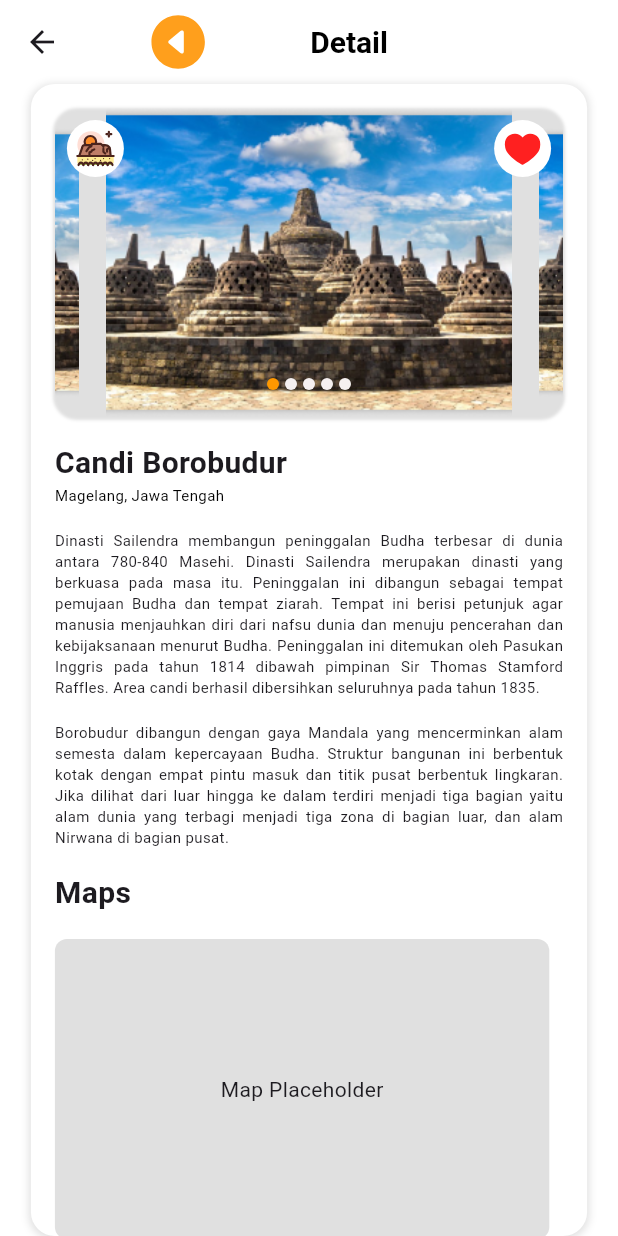
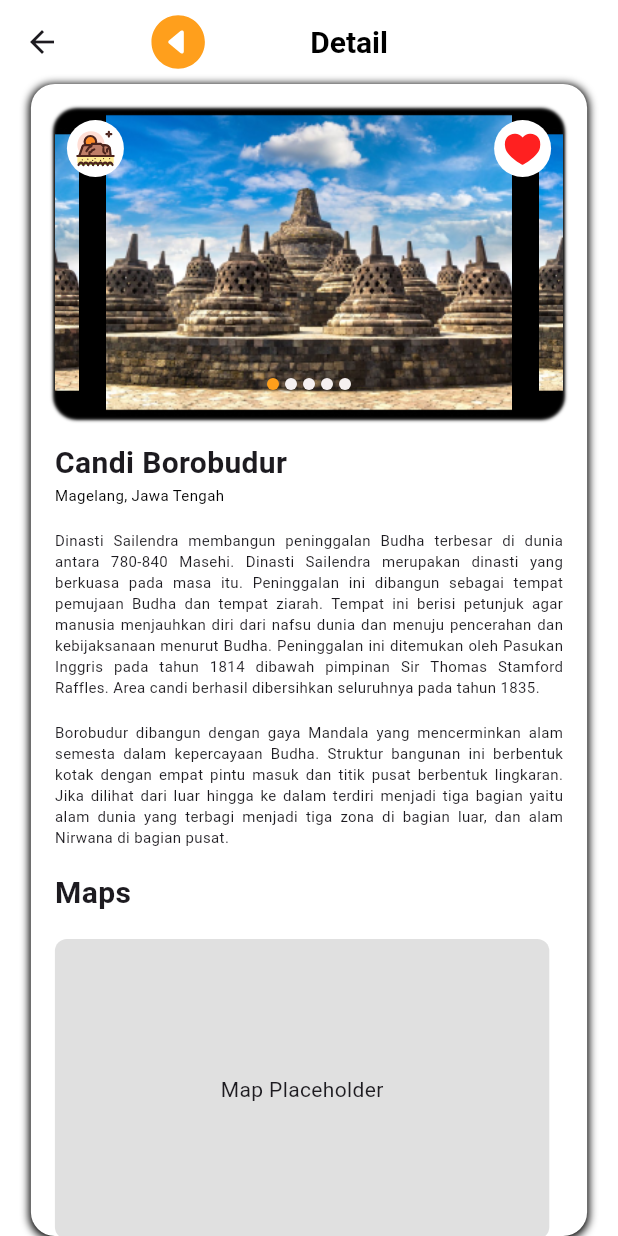
Before and after one commit to NabilMQ/Travelin, a Flutter app: the DetailTravel screen opened directly, on a phone screen of 412 x 824 dp. Run offline on Flutter 3.47's test engine with Material 3 defaults, Android fonts, the phone set to English and light mode, and no system bars; drawn by our look-alikes of carousel_slider; our stand-ins replace animated_custom_dropdown, cloud_firestore, firebase_auth, firebase_core, flutter_svg; accounts and stored records are empty; Roboto replaces fonts that are missing (Poppins).

Commit message:
Refactor dan Update Halaman Detail Travel

```diff
--- a/lib/view/detailTravel/detail_travel.dart
+++ b/lib/view/detailTravel/detail_travel.dart
@@ -2,6 +2,7 @@ import 'package:flutter/material.dart';
 import 'package:flutter/services.dart';
 import 'package:flutter_svg/flutter_svg.dart';
 import 'package:carousel_slider/carousel_slider.dart';
+import 'package:travelin/controller/color_controller.dart';
 
 class DetailTravel extends StatefulWidget {
   DetailTravel({Key? key}) : super(key: key);
@@ -37,9 +38,9 @@ class _DetailTravelState extends State<DetailTravel> {
     final screenWidth = MediaQuery.of(context).size.width;
 
     return Scaffold(
-      backgroundColor: Colors.white,
+      backgroundColor: getWhiteColor,
       appBar: AppBar(
-        backgroundColor: Colors.transparent,
+        backgroundColor: getTransparentColor,
         elevation: 0,
         title: Row(
           mainAxisAlignment: MainAxisAlignment.center,
@@ -53,7 +54,7 @@ class _DetailTravelState extends State<DetailTravel> {
             const SizedBox(width: 64), // Beri jarak antara ikon dan teks
             Text(
               "Detail                       ",
-              style: TextStyle(fontSize: 20, fontWeight: FontWeight.bold, color: Colors.black),
+              style: TextStyle(fontSize: 20, fontFamily: getCustomFont, fontWeight: FontWeight.bold, color: Colors.black),
             ),
           ],
         ),
@@ -63,11 +64,11 @@ class _DetailTravelState extends State<DetailTravel> {
         child: Container(
           width: screenWidth * 0.9,
           decoration: BoxDecoration(
-            color: Colors.white,
+            color: getWhiteColor,
             borderRadius: BorderRadius.circular(16),
             boxShadow: [
               BoxShadow(
-                color: Colors.black12,
+                color: getBlackColor,
                 spreadRadius: 1,
                 blurRadius: 4,
                 offset: Offset(0, 1), // changes position of shadow
@@ -88,7 +89,7 @@ class _DetailTravelState extends State<DetailTravel> {
                             borderRadius: BorderRadius.circular(16),
                             boxShadow: [
                               BoxShadow(
-                                color: Colors.black12,
+                                color: getBlackColor,
                                 spreadRadius: 1,
                                 blurRadius: 1,
                                 offset: Offset(0, 1),
@@ -109,7 +110,7 @@ class _DetailTravelState extends State<DetailTravel> {
                             items: imgList.map((item) {
                               return Container(
                                 decoration: BoxDecoration(
-                                  color: Colors.transparent,
+                                  color: getTransparentColor,
                                 ),
                                 child: Image.asset(
                                   item,
@@ -126,7 +127,7 @@ class _DetailTravelState extends State<DetailTravel> {
                           child: Container(
                             decoration: BoxDecoration(
                               shape: BoxShape.circle,
-                              color: Colors.white,
+                              color: getWhiteColor,
                             ),
                             padding: EdgeInsets.all(6),
                             child: SvgPicture.asset('assets/icons/Heritage.svg', height: 26, width: 26),
@@ -138,7 +139,7 @@ class _DetailTravelState extends State<DetailTravel> {
                           child: Container(
                             decoration: BoxDecoration(
                               shape: BoxShape.circle,
-                              color: Colors.white,
+                              color: getWhiteColor,
                             ),
                             padding: EdgeInsets.all(6),
                             child: SvgPicture.asset('assets/icons/Love Red.svg', height: 26, width: 26),
@@ -162,7 +163,7 @@ class _DetailTravelState extends State<DetailTravel> {
                                   decoration: BoxDecoration(
                                     shape: BoxShape.circle,
                                     color: _currentIndex == entry.key
-                                        ? Colors.orange // Warna titik saat aktif
+                                        ? getOrangeColor // Warna titik saat aktif
                                         : Color.fromARGB(255, 245, 240, 240), // Warna titik saat tidak aktif
                                   ),
                                 ),
@@ -176,26 +177,26 @@ class _DetailTravelState extends State<DetailTravel> {
                   SizedBox(height: 16),
                   Text(
                     "Candi Borobudur",
-                    style: TextStyle(fontSize: 20, fontWeight: FontWeight.bold),
+                    style: TextStyle(fontSize: 20, fontFamily: getCustomFont, fontWeight: FontWeight.bold),
                   ),
                   Text(
                     "Magelang, Jawa Tengah",
-                    style: TextStyle(fontSize: 10, color: Colors.black),
+                    style: TextStyle(fontSize: 10, fontFamily: getCustomFont, color: getBlackColor),
                   ),
                   SizedBox(height: 16),
                   Text(
                     "Dinasti Sailendra membangun peninggalan Budha terbesar di dunia antara 780-840 Masehi. Dinasti Sailendra merupakan dinasti yang berkuasa pada masa itu. Peninggalan ini dibangun sebagai tempat pemujaan Budha dan tempat ziarah. Tempat ini berisi petunjuk agar manusia menjauhkan diri dari nafsu dunia dan menuju pencerahan dan kebijaksanaan menurut Budha. Peninggalan ini ditemukan oleh Pasukan Inggris pada tahun 1814 dibawah pimpinan Sir Thomas Stamford Raffles. Area candi berhasil dibersihkan seluruhnya pada tahun 1835.",
-                    style: TextStyle(fontSize: 10),
+                    style: TextStyle(fontSize: 10, fontFamily: getCustomFont),
                     textAlign: TextAlign.justify,
                   ),
                   SizedBox(height: 16),
                   Text(
                     "Borobudur dibangun dengan gaya Mandala yang mencerminkan alam semesta dalam kepercayaan Budha. Struktur bangunan ini berbentuk kotak dengan empat pintu masuk dan titik pusat berbentuk lingkaran. Jika dilihat dari luar hingga ke dalam terdiri menjadi tiga bagian yaitu alam dunia yang terbagi menjadi tiga zona di bagian luar, dan alam Nirwana di bagian pusat.",
-                    style: TextStyle(fontSize: 10),
+                    style: TextStyle(fontSize: 10, fontFamily: getCustomFont),
                     textAlign: TextAlign.justify,
                   ),
                   SizedBox(height: 16),
-                  Text("Maps", style: TextStyle(fontSize: 20, fontWeight: FontWeight.bold)),
+                  Text("Maps", style: TextStyle(fontSize: 20,fontFamily: getCustomFont, fontWeight: FontWeight.bold)),
                   SizedBox(height: 16),
                   Container(
                     height: 200,
@@ -207,7 +208,7 @@ class _DetailTravelState extends State<DetailTravel> {
                     ),
                   ),
                   SizedBox(height: 16),
-                  Text("Review", style: TextStyle(fontSize: 20, fontWeight: FontWeight.bold)),
+                  Text("Review", style: TextStyle(fontSize: 20, fontFamily: getCustomFont, fontWeight: FontWeight.bold)),
                   SizedBox(height: 16),
                   Container(
                     height: 120,  // Adjusted height
@@ -225,8 +226,8 @@ class _DetailTravelState extends State<DetailTravel> {
                     child: ElevatedButton(
                       onPressed: () {},
                       style: ElevatedButton.styleFrom(
-                        backgroundColor: Colors.orange,
-                        foregroundColor: Colors.white,
+                        backgroundColor: getOrangeColor,
+                        foregroundColor: getWhiteColor,
                         minimumSize: Size(double.infinity, 48),
                         shape: RoundedRectangleBorder(
                           borderRadius: BorderRadius.circular(10.0),
@@ -235,7 +236,7 @@ class _DetailTravelState extends State<DetailTravel> {
                       child: ValueListenableBuilder<String>(
                         valueListenable: _buttonContentNotifier,
                         builder: (context, value, child) {
-                          return Text(value, style: TextStyle(fontSize: 20));
+                          return Text(value, style: TextStyle(fontSize: 20, fontFamily: getCustomFont));
                         },
                       ),
                     ),
@@ -256,12 +257,12 @@ class _DetailTravelState extends State<DetailTravel> {
       margin: EdgeInsets.only(right: 8),
       padding: EdgeInsets.all(8),
       decoration: BoxDecoration(
-        color: Colors.white,
+        color: getWhiteColor,
         borderRadius: BorderRadius.circular(8),
-        border: Border.all(color: Colors.black12.withOpacity(0.3)),
+        border: Border.all(color: getBlackColor.withOpacity(0.3)),
         boxShadow: [
           BoxShadow(
-            color: Colors.black12.withOpacity(0.2),
+            color: getBlackColor.withOpacity(0.2),
             spreadRadius: 1,
             blurRadius: 2,
             offset: Offset(0, 1), // changes position of shadow
@@ -282,15 +283,15 @@ class _DetailTravelState extends State<DetailTravel> {
               Column(
                 crossAxisAlignment: CrossAxisAlignment.start,
                 children: [
-                  Text("Nama: Sutejo tejo", style: TextStyle(fontSize: 8, fontWeight: FontWeight.bold)),
+                  Text("Nama: Sutejo tejo", style: TextStyle(fontSize: 8, fontFamily: getCustomFont, fontWeight: FontWeight.bold)),
                   Row(
                     children: [
-                      Text("Rating: ", style: TextStyle(fontSize: 8)),
-                      Icon(Icons.star, color: Colors.orange, size: 10),
-                      Icon(Icons.star, color: Colors.orange, size: 10),
-                      Icon(Icons.star, color: Colors.orange, size: 10),
-                      Icon(Icons.star, color: Colors.orange, size: 10),
-                      Icon(Icons.star_border, color: Colors.orange, size: 10),
+                      Text("Rating: ", style: TextStyle(fontSize: 8, fontFamily: getCustomFont)),
+                      Icon(Icons.star, color: getOrangeColor, size: 10),
+                      Icon(Icons.star, color: getOrangeColor, size: 10),
+                      Icon(Icons.star, color: getOrangeColor, size: 10),
+                      Icon(Icons.star, color: getOrangeColor, size: 10),
+                      Icon(Icons.star_border, color: getOrangeColor, size: 10),
                     ],
                   ),
                 ],
@@ -300,7 +301,7 @@ class _DetailTravelState extends State<DetailTravel> {
           SizedBox(height: 8),
           Text(
             "Suka banget sama candi borobudur, udah kesini ga kerasa, candi borobudur megah banget. sangat terawat, dengan suasana yang sejuk. sangat cocok buat healing dan refreshing disini bersama keluarga ataupun sendirian.",
-            style: TextStyle(fontSize: 6),  // Adjusted font size
+            style: TextStyle(fontSize: 6, fontFamily: getCustomFont),  // Adjusted font size
             textAlign: TextAlign.justify,
           ),
         ],
```
Also changed, not shown: lib/view/detailTravel/component/app_bar.dart (added, +37 -0 lines), lib/view/detailTravel/component/button_section.dart (added, +31 -0 lines), lib/view/detailTravel/component/carousel_slider.dart (added, +114 -0 lines), lib/view/detailTravel/component/map_section.dart (added, +27 -0 lines), lib/view/detailTravel/component/review_section.dart (added, +87 -0 lines), lib/view/detailTravel/component/text_content_section.dart (added, +34 -0 lines).
